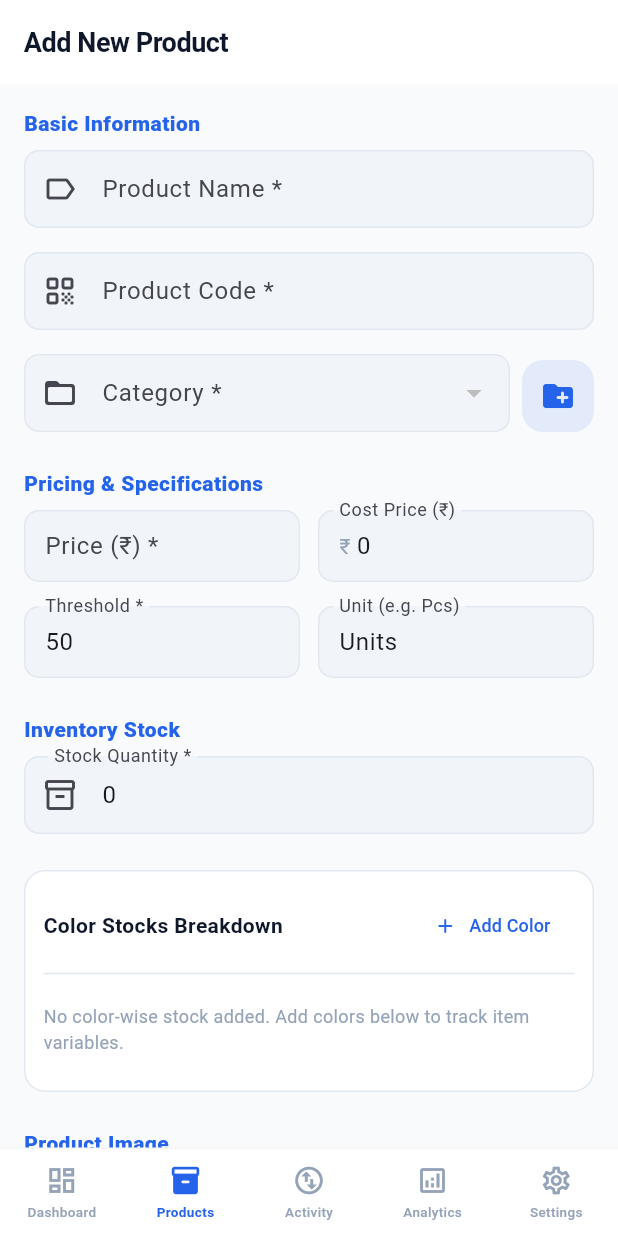
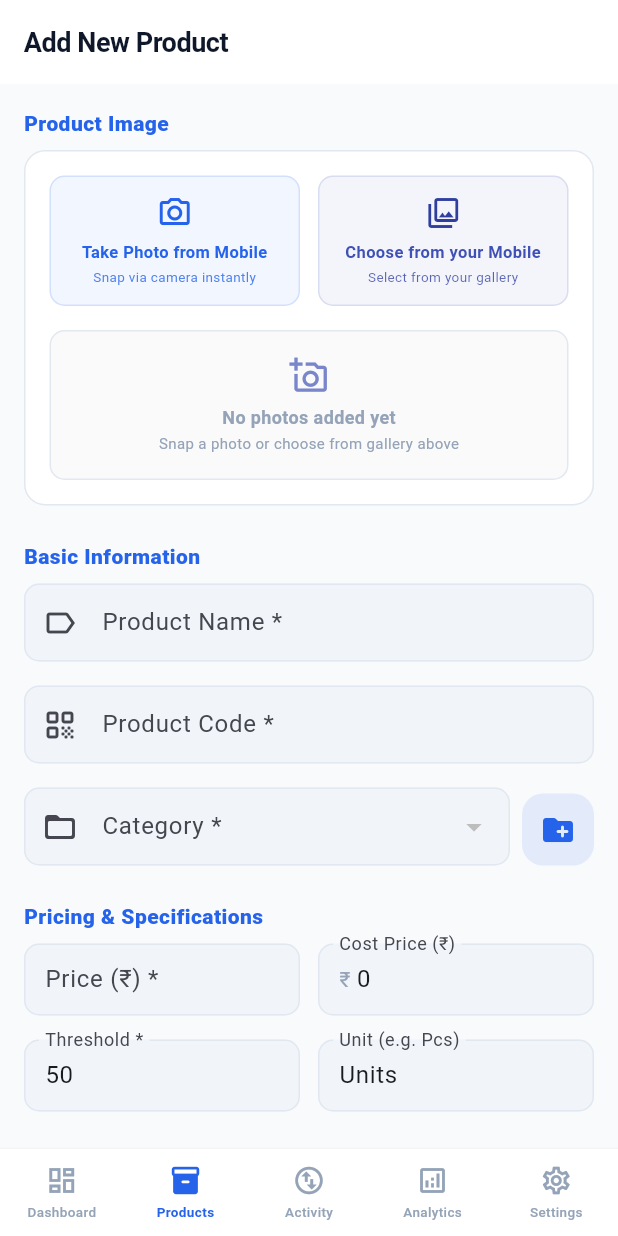
Before and after one commit to Ashishkumarpy/B2B-Stock-App, a Flutter app: the AddProductScreen screen opened by its route, on a phone screen of 412 x 824 dp. Run offline on Flutter 3.47's test engine with Material 3 defaults, Android fonts, the phone set to English and light mode, and no system bars; our stand-ins replace cached_network_image, csv, equatable, file_picker, firebase_core, firebase_messaging and 10 more; accounts and stored records are empty.

Commit message:
style: move product image section to the top of the mobile add product form

```diff
--- a/mobile/lib/presentation/screens/products/add_product_screen.dart
+++ b/mobile/lib/presentation/screens/products/add_product_screen.dart
@@ -338,6 +338,12 @@ class _AddProductScreenState extends ConsumerState<AddProductScreen> {
           child: Column(
             crossAxisAlignment: CrossAxisAlignment.start,
             children: [
+              // ── Image Section ──
+              _sectionHeader('Product Image'),
+              const SizedBox(height: 8),
+              _buildMainImageSection(),
+              const SizedBox(height: 24),
+
               // ── Basic Info Section ──
               _sectionHeader('Basic Information'),
               const SizedBox(height: 8),
@@ -608,13 +614,6 @@ class _AddProductScreenState extends ConsumerState<AddProductScreen> {
                   ],
                 ),
               ),
-
-              const SizedBox(height: 24),
-
-              // ── Image Section ──
-              _sectionHeader('Product Image'),
-              const SizedBox(height: 8),
-              _buildMainImageSection(),
 
               const SizedBox(height: 24),
 
```
